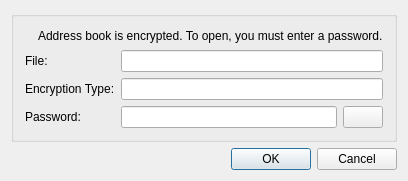
Above: source/console/open_address_book_dialog.ui from dchapyshev/aspia before the change. Below: the same form after it.
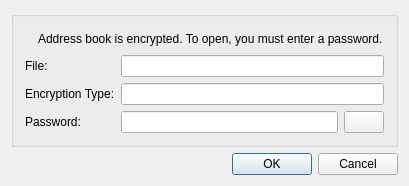
That is the form after the change. Icons and pictures are not drawn.

The edit to the form file:
```diff
--- a/source/console/open_address_book_dialog.ui
+++ b/source/console/open_address_book_dialog.ui
@@ -9,8 +9,8 @@
    <rect>
     <x>0</x>
     <y>0</y>
-    <width>385</width>
-    <height>181</height>
+    <width>409</width>
+    <height>186</height>
    </rect>
   </property>
   <property name="sizePolicy">
```
Left out of the diff: 7 changed lines with no effect on the pictures.
